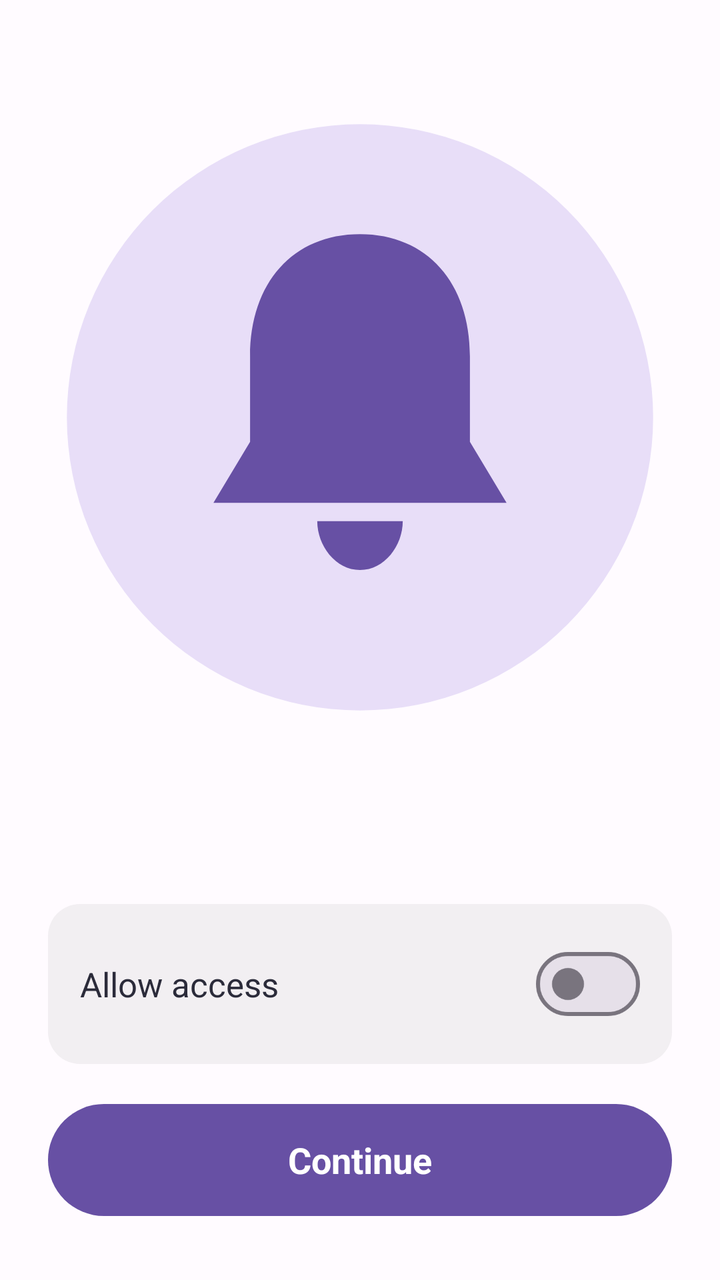
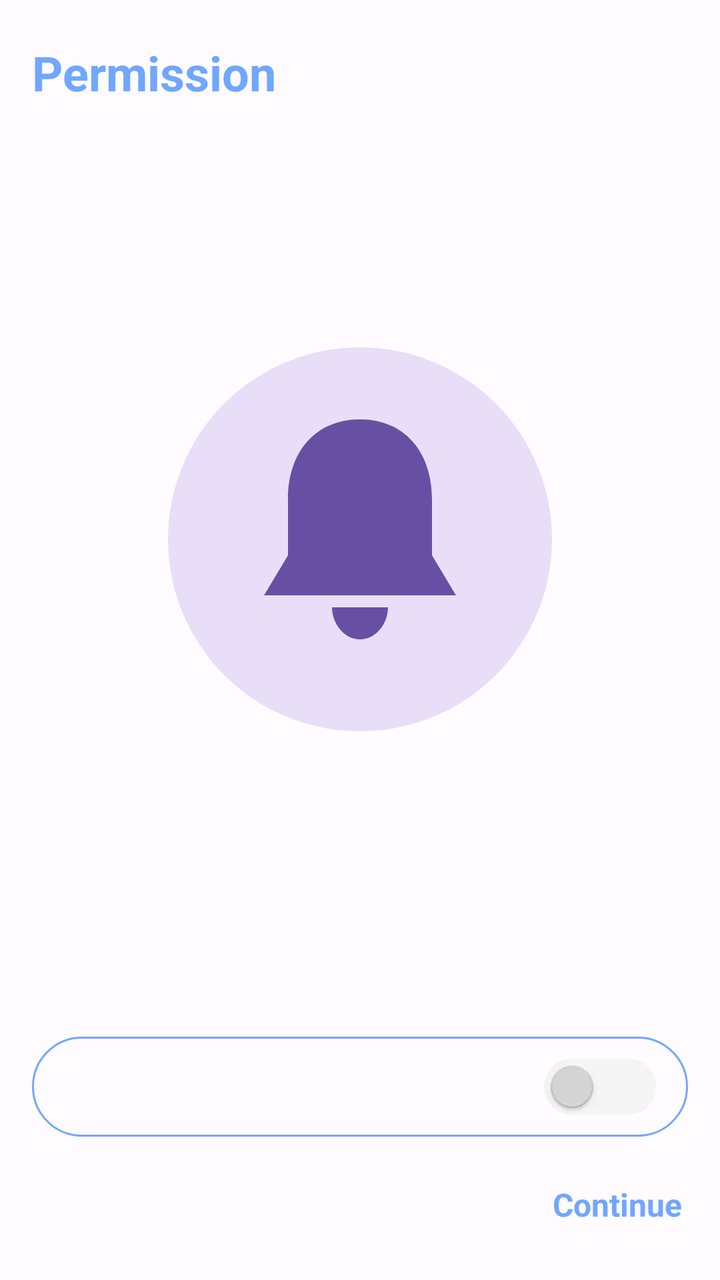

Screens rendered from an Android XML layout before and after an edit, with the pre-edit source and the edit as a unified diff.
<!-- AndroidManifest.xml: application theme Theme.DepthWallpaper -->
<!-- res/layout/activity_permission.xml -->
<?xml version="1.0" encoding="utf-8"?>
<LinearLayout
    xmlns:android="http://schemas.android.com/apk/res/android"
        android:layout_width="match_parent"
        android:layout_height="match_parent"
        android:background="#FFFBFF"
        android:gravity="center_horizontal"
        android:orientation="vertical"
        >

        <include
        android:id="@+id/actionBar"
        layout="@layout/layout_actionbar"
        android:layout_width="match_parent"
        android:layout_height="wrap_content" />

        <ImageView
            android:layout_width="match_parent"
            android:layout_marginHorizontal="@dimen/dimension_24"
            android:layout_height="0dp"
            android:layout_marginVertical="@dimen/dimension_16"
            android:layout_weight="1"
            android:contentDescription="@null"
            android:src="@drawable/ic_permission" />

        <TextView
            android:id="@+id/permTitle"
            android:layout_width="match_parent"
            android:layout_marginHorizontal="@dimen/dimension_24"
            android:layout_height="wrap_content"
            android:gravity="center"
            android:textColor="#2B2B3A"
            android:textSize="@dimen/text_size_18"
            android:textStyle="bold" />

        <TextView
            android:id="@+id/permDesc"
            android:layout_width="match_parent"
            android:layout_marginHorizontal="@dimen/dimension_24"
            android:layout_height="wrap_content"
            android:layout_marginTop="@dimen/dimension_6"
            android:gravity="center"
            android:textColor="#5C5C6B"
            android:textSize="@dimen/text_size_15" />

        <LinearLayout
            android:id="@+id/rowPermission"
            android:layout_width="match_parent"
            android:layout_marginHorizontal="@dimen/dimension_24"
            android:layout_height="wrap_content"
            android:layout_marginTop="@dimen/dimension_24"
            android:background="@drawable/bg_card"
            android:gravity="center_vertical"
            android:orientation="horizontal"
            android:padding="@dimen/dimension_16">

            <TextView
                android:layout_width="0dp"
                android:layout_height="wrap_content"
                android:layout_weight="1"
                android:text="@string/permission_allow"
                android:textColor="#2B2B3A"
                android:textSize="@dimen/text_size_17" />

            <com.google.android.material.materialswitch.MaterialSwitch
                android:id="@+id/permSwitch"
                android:layout_width="wrap_content"
                android:layout_height="wrap_content"
                android:clickable="false" />
        </LinearLayout>

        <TextView
            android:id="@+id/btnContinue"
            android:layout_width="match_parent"
            android:layout_marginHorizontal="@dimen/dimension_24"
            android:layout_height="@dimen/dimension_56"
            android:layout_marginTop="@dimen/dimension_20"
            android:layout_marginBottom="@dimen/dimension_32"
            android:background="@drawable/bg_button"
            android:gravity="center"
            android:text="@string/continue_text"
            android:textColor="#FFFFFF"
            android:textSize="@dimen/text_size_18"
            android:textStyle="bold" />
    </LinearLayout>
<!-- res/layout/layout_actionbar.xml (included above) -->
<?xml version="1.0" encoding="utf-8"?>
<FrameLayout
    xmlns:android="http://schemas.android.com/apk/res/android"
    android:layout_width="match_parent"
    android:layout_marginTop="@dimen/dimension_20"
    android:layout_height="@dimen/dimension_65"
    android:paddingHorizontal="@dimen/dimension_16">

    <ImageView
        android:id="@+id/btnActionBarLeft"
        android:layout_width="@dimen/dimension_40"
        android:layout_height="@dimen/dimension_40"
        android:layout_gravity="center_vertical|start"
        android:background="?attr/selectableItemBackgroundBorderless"
        android:contentDescription="@null"
        android:padding="@dimen/dimension_8"
        android:src="@drawable/ic_back"
        android:visibility="invisible" />

    <TextView
        android:id="@+id/tvStart"
        android:layout_width="match_parent"
        android:layout_height="wrap_content"
        android:layout_gravity="center_vertical|start"
        android:layout_marginHorizontal="@dimen/dimension_16"
        android:ellipsize="marquee"
        android:gravity="start|center_vertical"
        android:singleLine="true"
        android:fontFamily="@font/righteous_regular"
        android:textColor="@color/black2"
        android:textSize="@dimen/text_size_20"
        android:textStyle="bold"
        android:visibility="gone" />

    <TextView
        android:id="@+id/tvCenter"
        android:layout_width="match_parent"
        android:layout_height="wrap_content"
        android:layout_gravity="center"
        android:layout_marginHorizontal="@dimen/dimension_56"
        android:ellipsize="marquee"
        android:fontFamily="@font/righteous_regular"
        android:gravity="center"
        android:singleLine="true"
        android:textColor="@color/black2"
        android:textSize="@dimen/text_size_22"
        android:textStyle="bold"
        android:visibility="gone" />

    <ImageView
        android:id="@+id/btnActionBarRight1"
        android:layout_width="@dimen/dimension_40"
        android:layout_height="@dimen/dimension_40"
        android:layout_gravity="center_vertical|end"
        android:layout_marginEnd="@dimen/dimension_48"
        android:background="?attr/selectableItemBackgroundBorderless"
        android:contentDescription="@null"
        android:padding="@dimen/dimension_6"
        android:visibility="gone" />

    <ImageView
        android:id="@+id/btnActionBarRight"
        android:layout_width="@dimen/dimension_40"
        android:layout_height="@dimen/dimension_40"
        android:layout_gravity="center_vertical|end"
        android:background="?attr/selectableItemBackgroundBorderless"
        android:contentDescription="@null"
        android:padding="@dimen/dimension_6"
        android:visibility="invisible" />
</FrameLayout>
<!-- resources referenced by this layout -->
<resources>
  <color name="black2">#404040</color>
  <dimen name="dimension_16">16dp</dimen>
  <dimen name="dimension_20">20dp</dimen>
  <dimen name="dimension_24">24dp</dimen>
  <dimen name="dimension_32">32dp</dimen>
  <dimen name="dimension_40">40dp</dimen>
  <dimen name="dimension_48">48dp</dimen>
  <dimen name="dimension_56">56dp</dimen>
  <dimen name="dimension_6">6dp</dimen>
  <dimen name="dimension_65">65dp</dimen>
  <dimen name="dimension_8">8dp</dimen>
  <dimen name="text_size_15">15sp</dimen>
  <dimen name="text_size_17">17sp</dimen>
  <dimen name="text_size_18">18sp</dimen>
  <dimen name="text_size_20">20sp</dimen>
  <dimen name="text_size_22">22sp</dimen>
  <!-- drawable bg_button (drawable) -->
  <?xml version="1.0" encoding="utf-8"?>
  <shape xmlns:android="http://schemas.android.com/apk/res/android" android:shape="rectangle">
      <solid android:color="#6750A4" />
      <corners android:radius="@dimen/dimension_28" />
  </shape>
  <!-- drawable bg_card (drawable) -->
  <?xml version="1.0" encoding="utf-8"?>
  <shape xmlns:android="http://schemas.android.com/apk/res/android" android:shape="rectangle">
      <solid android:color="#1A808080" />
      <corners android:radius="@dimen/dimension_16" />
  </shape>
  <!-- drawable ic_back (drawable) -->
  <?xml version="1.0" encoding="utf-8"?>
  <vector xmlns:android="http://schemas.android.com/apk/res/android"
      android:width="@dimen/dimension_24" android:height="@dimen/dimension_24" android:viewportWidth="24" android:viewportHeight="24">
      <path android:fillColor="#00000000" android:strokeColor="#2B2B3A" android:strokeWidth="2.2" android:strokeLineCap="round" android:strokeLineJoin="round" android:pathData="M15,5 L8,12 L15,19" />
  </vector>
  <!-- drawable ic_permission (drawable) -->
  <?xml version="1.0" encoding="utf-8"?>
  <vector xmlns:android="http://schemas.android.com/apk/res/android"
      android:width="@dimen/dimension_200" android:height="@dimen/dimension_200" android:viewportWidth="200" android:viewportHeight="200">
      <path android:fillColor="#E8DEF8" android:pathData="M100,100 m-96,0 a96,96 0 1,0 192,0 a96,96 0 1,0 -192,0 Z" />
      <path android:fillColor="#6750A4"
          android:pathData="M100,40 C78,40 64,56 64,80 L64,108 L52,128 H148 L136,108 L136,80 C136,56 122,40 100,40 Z" />
      <path android:fillColor="#6750A4" android:pathData="M86,134 H114 C114,142 108,150 100,150 C92,150 86,142 86,134 Z" />
  </vector>
  <string name="continue_text">Continue</string>
  <string name="permission_allow">Allow access</string>
  <style name="Theme.DepthWallpaper" parent="Theme.Material3.Light.NoActionBar">
          <item name="android:windowTranslucentStatus">false</item>
          <item name="android:windowDrawsSystemBarBackgrounds">true</item>
          <item name="android:statusBarColor">@android:color/transparent</item>
          <item name="android:navigationBarColor">@android:color/transparent</item>
          <item name="android:windowSoftInputMode">adjustResize</item>
          <item name="android:windowBackground">@color/white</item>
          <item name="android:windowIsTranslucent">false</item>
          <item name="android:windowDisablePreview">true</item>
      </style>
  <dimen name="dimension_28">28dp</dimen>
  <dimen name="dimension_200">200dp</dimen>
  <color name="white">#FFFFFFFF</color>
</resources>

<!-- the commit's change to res/layout/activity_permission.xml (unified diff, before → after) -->
@@ -1,156 +1,91 @@
 <?xml version="1.0" encoding="utf-8"?>
-<LinearLayout
+<androidx.constraintlayout.widget.ConstraintLayout
     xmlns:android="http://schemas.android.com/apk/res/android"
+    xmlns:app="http://schemas.android.com/apk/res-auto"
+    android:layout_width="match_parent"
+    android:layout_height="match_parent"
+    android:background="#FFFBFF">
+
+    <TextView
+        android:id="@+id/titlePermission"
         android:layout_width="match_parent"
-        android:layout_height="match_parent"
-        android:background="#FFFBFF"
-        android:gravity="center_horizontal"
-        android:orientation="vertical"
-        >
+        android:layout_height="wrap_content"
+        android:layout_marginStart="@dimen/dimension_16"
+        android:layout_marginTop="@dimen/dimension_20"
+        android:gravity="start"
+        android:text="@string/permission"
+        android:textColor="@color/app_color"
+        android:textSize="@dimen/text_size_24"
+        android:textStyle="bold"
+        app:layout_constraintStart_toStartOf="parent"
+        app:layout_constraintTop_toTopOf="parent" />
 
-        <include
-        android:id="@+id/actionBar"
-        layout="@layout/layout_actionbar"
+    <ImageView
+        android:id="@+id/imv"
+        android:layout_width="0dp"
+        android:layout_height="0dp"
+        android:layout_marginHorizontal="@dimen/dimension_80"
+        android:contentDescription="@null"
+        android:src="@drawable/ic_permission"
+        app:layout_constraintBottom_toTopOf="@+id/permTitle"
+        app:layout_constraintEnd_toEndOf="parent"
+        app:layout_constraintStart_toStartOf="parent"
+        app:layout_constraintTop_toBottomOf="@+id/titlePermission" />
+
+    <TextView
+        android:id="@+id/permTitle"
         android:layout_width="match_parent"
-        android:layout_height="wrap_content" />
+        android:layout_height="wrap_content"
+        android:layout_marginHorizontal="@dimen/dimension_6"
+        android:layout_marginBottom="@dimen/dimension_10"
+        android:gravity="center"
+        android:paddingHorizontal="@dimen/dimension_16"
+        android:textColor="#2B2B3A"
+        android:textSize="@dimen/text_size_16"
+        app:layout_constraintBottom_toTopOf="@+id/rowPermission" />
+
+    
+    <RelativeLayout
+        android:id="@+id/rowPermission"
+        android:layout_width="match_parent"
+        android:layout_height="@dimen/dimension_50"
+        android:layout_marginHorizontal="@dimen/dimension_16"
+        android:layout_marginBottom="@dimen/dimension_20"
+        android:background="@drawable/bg_card_border_100_false"
+        app:layout_constraintBottom_toTopOf="@+id/btnContinue">
+
+        <TextView
+            android:id="@+id/permName"
+            android:layout_width="wrap_content"
+            android:layout_height="wrap_content"
+            android:layout_centerVertical="true"
+            android:layout_marginStart="@dimen/dimension_16"
+            android:textColor="@color/app_color"
+            android:textSize="@dimen/text_size_16" />
 
         <ImageView
-            android:layout_width="match_parent"
-            android:layout_marginHorizontal="@dimen/dimension_24"
-            android:layout_height="0dp"
-            android:layout_marginVertical="@dimen/dimension_16"
-            android:layout_weight="1"
+            android:id="@+id/permSwitch"
+            android:layout_width="@dimen/dimension_56"
+            android:layout_height="@dimen/dimension_32"
+            android:layout_alignParentEnd="true"
+            android:layout_centerVertical="true"
+            android:layout_marginEnd="@dimen/dimension_16"
             android:contentDescription="@null"
-            android:src="@drawable/ic_permission" />
-
-        <TextView
-            android:id="@+id/permTitle"
-            android:layout_width="match_parent"
-            android:layout_marginHorizontal="@dimen/dimension_24"
-            android:layout_height="wrap_content"
-            android:gravity="center"
-            android:textColor="#2B2B3A"
-            android:textSize="@dimen/text_size_18"
-            android:textStyle="bold" />
-
-        <TextView
-            android:id="@+id/permDesc"
-            android:layout_width="match_parent"
-            android:layout_marginHorizontal="@dimen/dimension_24"
-            android:layout_height="wrap_content"
-            android:layout_marginTop="@dimen/dimension_6"
-            android:gravity="center"
-            android:textColor="#5C5C6B"
-            android:textSize="@dimen/text_size_15" />
-
-        <LinearLayout
-            android:id="@+id/rowPermission"
-            android:layout_width="match_parent"
-            android:layout_marginHorizontal="@dimen/dimension_24"
-            android:layout_height="wrap_content"
-            android:layout_marginTop="@dimen/dimension_24"
-            android:background="@drawable/bg_card"
-            android:gravity="center_vertical"
-            android:orientation="horizontal"
-            android:padding="@dimen/dimension_16">
-
-            <TextView
-                android:layout_width="0dp"
-                android:layout_height="wrap_content"
-                android:layout_weight="1"
-                android:text="@string/permission_allow"
-                android:textColor="#2B2B3A"
-                android:textSize="@dimen/text_size_17" />
-
-            <com.google.android.material.materialswitch.MaterialSwitch
-                android:id="@+id/permSwitch"
-                android:layout_width="wrap_content"
-                android:layout_height="wrap_content"
-                android:clickable="false" />
-        </LinearLayout>
-
-        <TextView
-            android:id="@+id/btnContinue"
-            android:layout_width="match_parent"
-            android:layout_marginHorizontal="@dimen/dimension_24"
-            android:layout_height="@dimen/dimension_56"
-            android:layout_marginTop="@dimen/dimension_20"
-            android:layout_marginBottom="@dimen/dimension_32"
-            android:background="@drawable/bg_button"
-            android:gravity="center"
-            android:text="@string/continue_text"
-            android:textColor="#FFFFFF"
-            android:textSize="@dimen/text_size_18"
-            android:textStyle="bold" />
-    </LinearLayout>
-<!-- res/layout/layout_actionbar.xml (included above) -->
-<?xml version="1.0" encoding="utf-8"?>
-<FrameLayout
-    xmlns:android="http://schemas.android.com/apk/res/android"
-    android:layout_width="match_parent"
-    android:layout_marginTop="@dimen/dimension_20"
-    android:layout_height="@dimen/dimension_65"
-    android:paddingHorizontal="@dimen/dimension_16">
-
-    <ImageView
-        android:id="@+id/btnActionBarLeft"
-        android:layout_width="@dimen/dimension_40"
-        android:layout_height="@dimen/dimension_40"
-        android:layout_gravity="center_vertical|start"
-        android:background="?attr/selectableItemBackgroundBorderless"
-        android:contentDescription="@null"
-        android:padding="@dimen/dimension_8"
-        android:src="@drawable/ic_back"
-        android:visibility="invisible" />
+            android:src="@drawable/switch_off" />
+    </RelativeLayout>
 
     <TextView
-        android:id="@+id/tvStart"
-        android:layout_width="match_parent"
+        android:id="@+id/btnContinue"
+        android:layout_width="wrap_content"
         android:layout_height="wrap_content"
-        android:layout_gravity="center_vertical|start"
-        android:layout_marginHorizontal="@dimen/dimension_16"
-        android:ellipsize="marquee"
-        android:gravity="start|center_vertical"
-        android:singleLine="true"
-        android:fontFamily="@font/righteous_regular"
-        android:textColor="@color/black2"
-        android:textSize="@dimen/text_size_20"
+        android:layout_marginEnd="@dimen/dimension_16"
+        android:layout_marginBottom="@dimen/dimension_24"
+        android:gravity="center"
+        android:padding="@dimen/dimension_3"
+        android:text="@string/continue_text"
+        android:textColor="@color/app_color"
+        android:textSize="@dimen/text_size_16"
         android:textStyle="bold"
-        android:visibility="gone" />
-
-    <TextView
-        android:id="@+id/tvCenter"
-        android:layout_width="match_parent"
-        android:layout_height="wrap_content"
-        android:layout_gravity="center"
-        android:layout_marginHorizontal="@dimen/dimension_56"
-        android:ellipsize="marquee"
-        android:fontFamily="@font/righteous_regular"
-        android:gravity="center"
-        android:singleLine="true"
-        android:textColor="@color/black2"
-        android:textSize="@dimen/text_size_22"
-        android:textStyle="bold"
-        android:visibility="gone" />
-
-    <ImageView
-        android:id="@+id/btnActionBarRight1"
-        android:layout_width="@dimen/dimension_40"
-        android:layout_height="@dimen/dimension_40"
-        android:layout_gravity="center_vertical|end"
-        android:layout_marginEnd="@dimen/dimension_48"
-        android:background="?attr/selectableItemBackgroundBorderless"
-        android:contentDescription="@null"
-        android:padding="@dimen/dimension_6"
-        android:visibility="gone" />
-
-    <ImageView
-        android:id="@+id/btnActionBarRight"
-        android:layout_width="@dimen/dimension_40"
-        android:layout_height="@dimen/dimension_40"
-        android:layout_gravity="center_vertical|end"
-        android:background="?attr/selectableItemBackgroundBorderless"
-        android:contentDescription="@null"
-        android:padding="@dimen/dimension_6"
-        android:visibility="invisible" />
-</FrameLayout>
+        app:layout_constraintBottom_toBottomOf="parent"
+        app:layout_constraintEnd_toEndOf="parent" />
+</androidx.constraintlayout.widget.ConstraintLayout>
<!-- resource entries referenced after the edit -->
@@ -1,39 +1,26 @@
 <!-- resources referenced by this layout -->
 <resources>
-  <color name="black2">#404040</color>
+  <color name="app_color">#70A7FF</color>
+  <dimen name="dimension_10">10dp</dimen>
   <dimen name="dimension_16">16dp</dimen>
   <dimen name="dimension_20">20dp</dimen>
   <dimen name="dimension_24">24dp</dimen>
+  <dimen name="dimension_3">3dp</dimen>
   <dimen name="dimension_32">32dp</dimen>
-  <dimen name="dimension_40">40dp</dimen>
-  <dimen name="dimension_48">48dp</dimen>
+  <dimen name="dimension_50">50dp</dimen>
   <dimen name="dimension_56">56dp</dimen>
   <dimen name="dimension_6">6dp</dimen>
-  <dimen name="dimension_65">65dp</dimen>
-  <dimen name="dimension_8">8dp</dimen>
-  <dimen name="text_size_15">15sp</dimen>
-  <dimen name="text_size_17">17sp</dimen>
-  <dimen name="text_size_18">18sp</dimen>
-  <dimen name="text_size_20">20sp</dimen>
-  <dimen name="text_size_22">22sp</dimen>
-  <!-- drawable bg_button (drawable) -->
+  <dimen name="dimension_80">80dp</dimen>
+  <dimen name="text_size_16">16sp</dimen>
+  <dimen name="text_size_24">24sp</dimen>
+  <!-- drawable bg_card_border_100_false (drawable) -->
   <?xml version="1.0" encoding="utf-8"?>
-  <shape xmlns:android="http://schemas.android.com/apk/res/android" android:shape="rectangle">
-      <solid android:color="#6750A4" />
-      <corners android:radius="@dimen/dimension_28" />
+  <shape xmlns:android="http://schemas.android.com/apk/res/android">
+      <corners android:radius="@dimen/dimension_100" />
+      <stroke
+          android:width="@dimen/dimension_1"
+          android:color="@color/app_color" />
   </shape>
-  <!-- drawable bg_card (drawable) -->
-  <?xml version="1.0" encoding="utf-8"?>
-  <shape xmlns:android="http://schemas.android.com/apk/res/android" android:shape="rectangle">
-      <solid android:color="#1A808080" />
-      <corners android:radius="@dimen/dimension_16" />
-  </shape>
-  <!-- drawable ic_back (drawable) -->
-  <?xml version="1.0" encoding="utf-8"?>
-  <vector xmlns:android="http://schemas.android.com/apk/res/android"
-      android:width="@dimen/dimension_24" android:height="@dimen/dimension_24" android:viewportWidth="24" android:viewportHeight="24">
-      <path android:fillColor="#00000000" android:strokeColor="#2B2B3A" android:strokeWidth="2.2" android:strokeLineCap="round" android:strokeLineJoin="round" android:pathData="M15,5 L8,12 L15,19" />
-  </vector>
   <!-- drawable ic_permission (drawable) -->
   <?xml version="1.0" encoding="utf-8"?>
   <vector xmlns:android="http://schemas.android.com/apk/res/android"
@@ -43,8 +30,9 @@
           android:pathData="M100,40 C78,40 64,56 64,80 L64,108 L52,128 H148 L136,108 L136,80 C136,56 122,40 100,40 Z" />
       <path android:fillColor="#6750A4" android:pathData="M86,134 H114 C114,142 108,150 100,150 C92,150 86,142 86,134 Z" />
   </vector>
+  <!-- drawable switch_off: webp bitmap (drawable, 732 bytes) -->
   <string name="continue_text">Continue</string>
-  <string name="permission_allow">Allow access</string>
+  <string name="permission">Permission</string>
   <style name="Theme.DepthWallpaper" parent="Theme.Material3.Light.NoActionBar">
           <item name="android:windowTranslucentStatus">false</item>
           <item name="android:windowDrawsSystemBarBackgrounds">true</item>
@@ -55,7 +43,8 @@
           <item name="android:windowIsTranslucent">false</item>
           <item name="android:windowDisablePreview">true</item>
       </style>
-  <dimen name="dimension_28">28dp</dimen>
+  <dimen name="dimension_100">100dp</dimen>
+  <dimen name="dimension_1">1dp</dimen>
   <dimen name="dimension_200">200dp</dimen>
   <color name="white">#FFFFFFFF</color>
 </resources>
